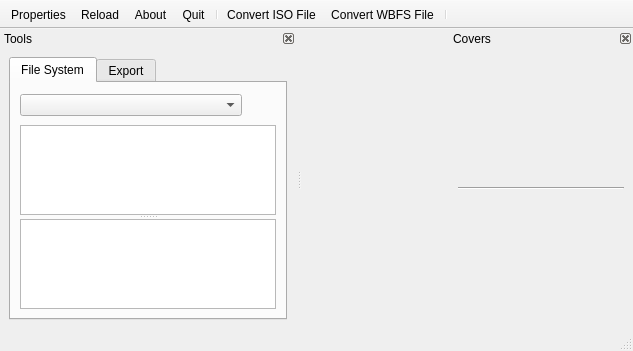
amestica/qwbfs, file qwbfs/src/UIMain.ui: the form before one commit.
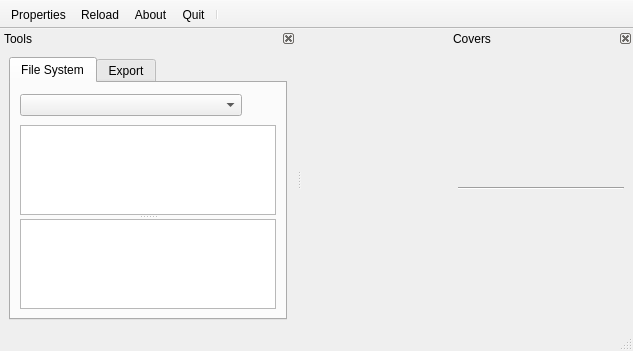
The form after the commit. Icons and pictures are not drawn. Custom widgets are drawn as their Qt base class.

Commit message: Rework actions menu in the toolbar

What changed in the file:
```diff
--- a/qwbfs/src/UIMain.ui
+++ b/qwbfs/src/UIMain.ui
@@ -266,9 +266,6 @@
    <addaction name="aAbout"/>
    <addaction name="aQuit"/>
    <addaction name="separator"/>
-   <addaction name="aConvertIsoFile"/>
-   <addaction name="aConvertWBFSFile"/>
-   <addaction name="separator"/>
   </widget>
   <widget class="QDockWidget" name="dwCovers">
    <property name="minimumSize">
```
The commit also changes 1 other file.
